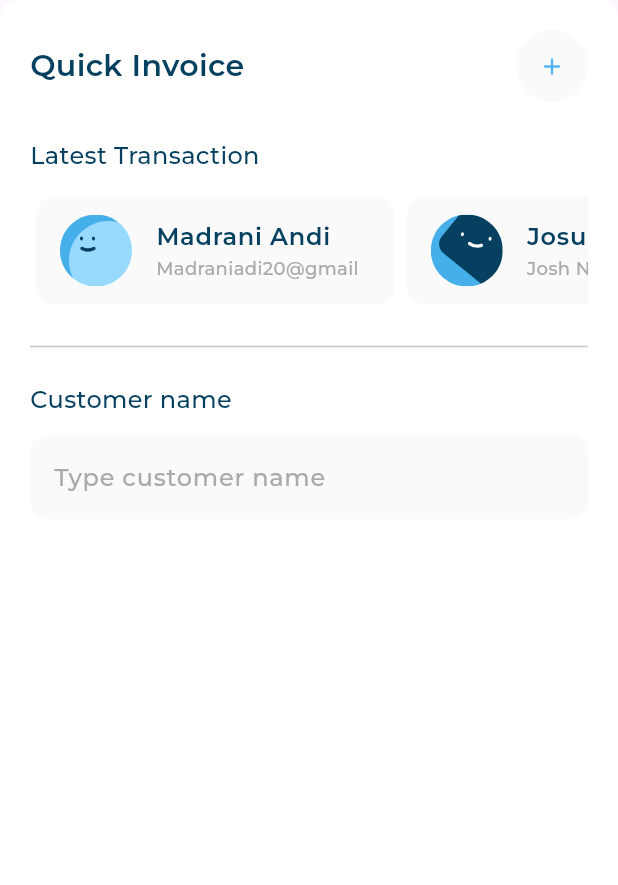
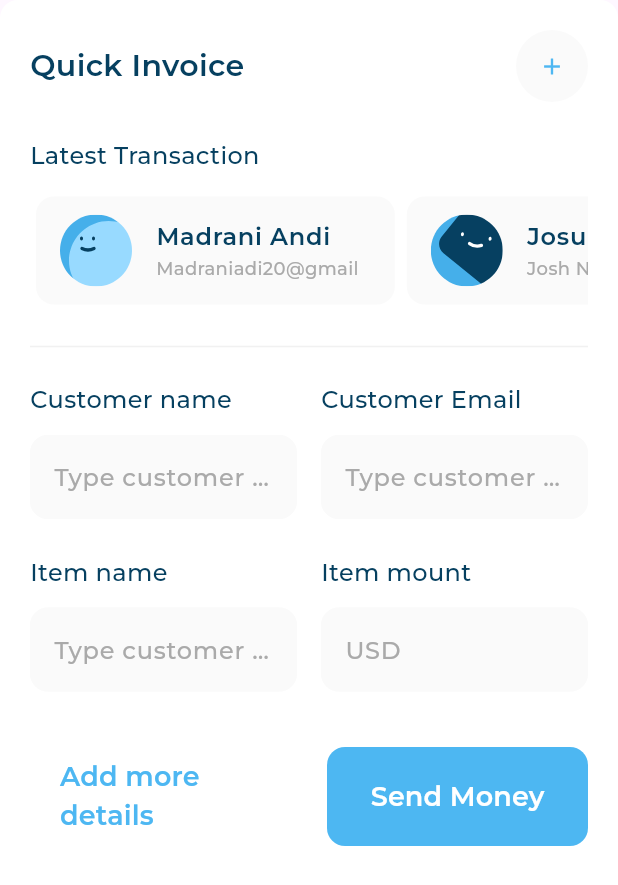
Before and after one commit to ZainabElSawy/responsive_dash_board, a Flutter app: the QuickInvoice widget shown alone on an empty page, opened directly, on a phone screen of 412 x 824 dp. Shown: the top 885 px of the screen. Run offline on Flutter 3.47's test engine with Material 3 defaults, Android fonts, the phone set to English and light mode, and no system bars; our stand-ins replace flutter_svg; project files that could hold a hidden picture were left out.

Commit message:
simple refactor

```diff
--- /dev/null
+++ b/lib/widgets/all_expenses_and_quick_invoice_section.dart
@@ -0,0 +1,20 @@
+import 'package:flutter/material.dart';
+
+import 'all_expenses.dart';
+import 'quick_invoice.dart';
+
+class AllExpensesAndQuickInvoiceSection extends StatelessWidget {
+  const AllExpensesAndQuickInvoiceSection({
+    super.key,
+  });
+
+  @override
+  Widget build(BuildContext context) {
+    return const Column(children: [
+      SizedBox(height: 40),
+      AllExpenses(),
+      SizedBox(height: 24),
+      QuickInvoice(),
+    ]);
+  }
+}
--- /dev/null
+++ b/lib/widgets/custom_button.dart
@@ -0,0 +1,27 @@
+import 'package:flutter/material.dart';
+import 'package:responsive_dash_board/utils/app_styles.dart';
+
+class CustomButton extends StatelessWidget {
+  const CustomButton({super.key, this.backgroundColor, required this.text});
+  final Color? backgroundColor;
+  final String text;
+  @override
+  Widget build(BuildContext context) {
+    return ElevatedButton(
+      style: ElevatedButton.styleFrom(
+          shape:
+              RoundedRectangleBorder(borderRadius: BorderRadius.circular(12)),
+          elevation: 0,
+          backgroundColor: backgroundColor ?? const Color(0xFF4DB7F2),
+          padding: const EdgeInsets.all(20)),
+      onPressed: () {},
+      child: Text(
+        text,
+        style: AppStyles.styleSemiBold18.copyWith(
+            color: backgroundColor != null
+                ? const Color(0xFF4DB7F2)
+                : Colors.white),
+      ),
+    );
+  }
+}
--- a/lib/widgets/dashboard_desktop_layout.dart
+++ b/lib/widgets/dashboard_desktop_layout.dart
@@ -1,9 +1,8 @@
 import 'package:flutter/material.dart';
 import 'package:flutter/widgets.dart';
 import 'package:responsive_dash_board/widgets/custom_drawer.dart';
-import 'package:responsive_dash_board/widgets/quick_invoice.dart';
 
-import 'all_expenses.dart';
+import 'all_expenses_and_quick_invoice_section.dart';
 
 class DashBoardDesktopLayout extends StatelessWidget {
   const DashBoardDesktopLayout({super.key});
@@ -16,11 +15,7 @@ class DashBoardDesktopLayout extends StatelessWidget {
         SizedBox(width: 32),
         Expanded(
           flex: 3,
-          child: Column(children: [
-            AllExpenses(),
-            SizedBox(height: 24),
-            QuickInvoice(),
-          ]),
+          child: AllExpensesAndQuickInvoiceSection(),
         ),
       ],
     );
--- a/lib/widgets/quick_invoice.dart
+++ b/lib/widgets/quick_invoice.dart
@@ -1,8 +1,8 @@
 import 'package:flutter/material.dart';
 import 'package:responsive_dash_board/widgets/custom_background_container.dart';
-import 'package:responsive_dash_board/widgets/title_text_field.dart';
 
 import 'latest_transaction_section.dart';
+import 'quick_invoice_form.dart';
 import 'quick_invoice_header.dart';
 
 class QuickInvoice extends StatelessWidget {
@@ -17,11 +17,11 @@ class QuickInvoice extends StatelessWidget {
           QuickInvoiceHeader(),
           SizedBox(height: 24),
           LatestTransactionSection(),
-          Divider(height: 48),
-          TitleTextField(
-            title: 'Customer name',
-            hint: 'Type customer name',
+          Divider(
+            height: 48,
+            color: Color(0xFFF1F1F1),
           ),
+          QuickInvoiceForm(),
         ],
       ),
     );
--- /dev/null
+++ b/lib/widgets/quick_invoice_form.dart
@@ -0,0 +1,66 @@
+import 'package:flutter/cupertino.dart';
+import 'package:flutter/material.dart';
+import 'package:flutter/widgets.dart';
+import 'package:responsive_dash_board/widgets/custom_button.dart';
+
+import 'title_text_field.dart';
+
+class QuickInvoiceForm extends StatelessWidget {
+  const QuickInvoiceForm({super.key});
+
+  @override
+  Widget build(BuildContext context) {
+    return const Column(
+      children: [
+        Row(
+          children: [
+            Expanded(
+              child: TitleTextField(
+                title: 'Customer name',
+                hint: 'Type customer name',
+              ),
+            ),
+            SizedBox(width: 16),
+            Expanded(
+              child: TitleTextField(
+                title: 'Customer Email',
+                hint: 'Type customer email',
+              ),
+            ),
+          ],
+        ),
+        SizedBox(height: 24),
+        Row(
+          children: [
+            Expanded(
+              child: TitleTextField(
+                title: 'Item name',
+                hint: 'Type customer name',
+              ),
+            ),
+            SizedBox(width: 16),
+            Expanded(
+              child: TitleTextField(
+                title: 'Item mount',
+                hint: 'USD',
+              ),
+            ),
+          ],
+        ),
+        SizedBox(height: 24),
+        Row(
+          children: [
+            Expanded(
+              child: CustomButton(
+                  backgroundColor: Colors.white, text: 'Add more details'),
+            ),
+            SizedBox(width: 24),
+            Expanded(
+              child: CustomButton(text: 'Send Money'),
+            ),
+          ],
+        ),
+      ],
+    );
+  }
+}
```
